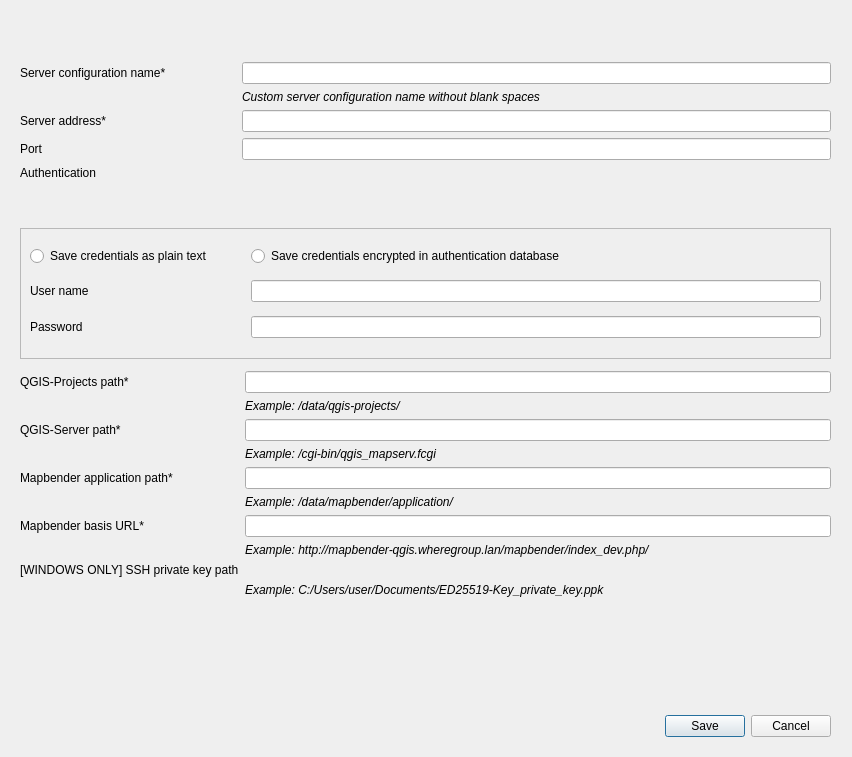
This is mapbender_plugin/dialogs/ui/server_config_dialog.ui in WhereGroup/QGIS2Mapbender as Qt 5 draws it before an edit. The edited form follows.
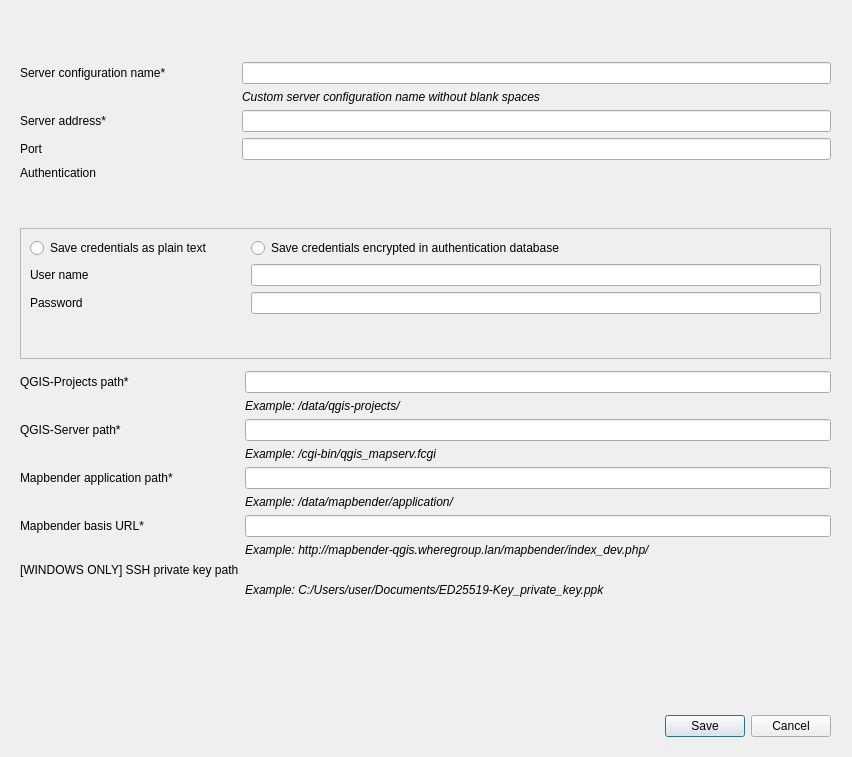
This is the edited form. Icons and pictures are not drawn. Custom widgets are drawn as their Qt base class.

Commit message: [WIP] update getSavedServerConfig, show auth in dialog

Diff of the .ui file:
```diff
--- a/mapbender_plugin/dialogs/ui/server_config_dialog.ui
+++ b/mapbender_plugin/dialogs/ui/server_config_dialog.ui
@@ -104,9 +104,21 @@
        <item row="3" column="1">
         <widget class="QgsPasswordLineEdit" name="passwordLineEdit"/>
        </item>
+       <item row="4" column="1">
+        <widget class="QLabel" name="authLabel">
+         <property name="font">
+          <font>
+           <italic>true</italic>
+          </font>
+         </property>
+         <property name="text">
+          <string/>
+         </property>
+        </widget>
+       </item>
       </layout>
      </widget>
-     <widget class="QWidget" name="">
+     <widget class="QWidget" name="layoutWidget">
       <property name="geometry">
        <rect>
         <x>9</x>
@@ -167,7 +179,7 @@
        </item>
       </layout>
      </widget>
-     <widget class="QWidget" name="">
+     <widget class="QWidget" name="layoutWidget">
       <property name="geometry">
        <rect>
         <x>9</x>
```
Left out of the diff: 32 changed lines with no effect on the pictures. The commit also changes 2 other files.
